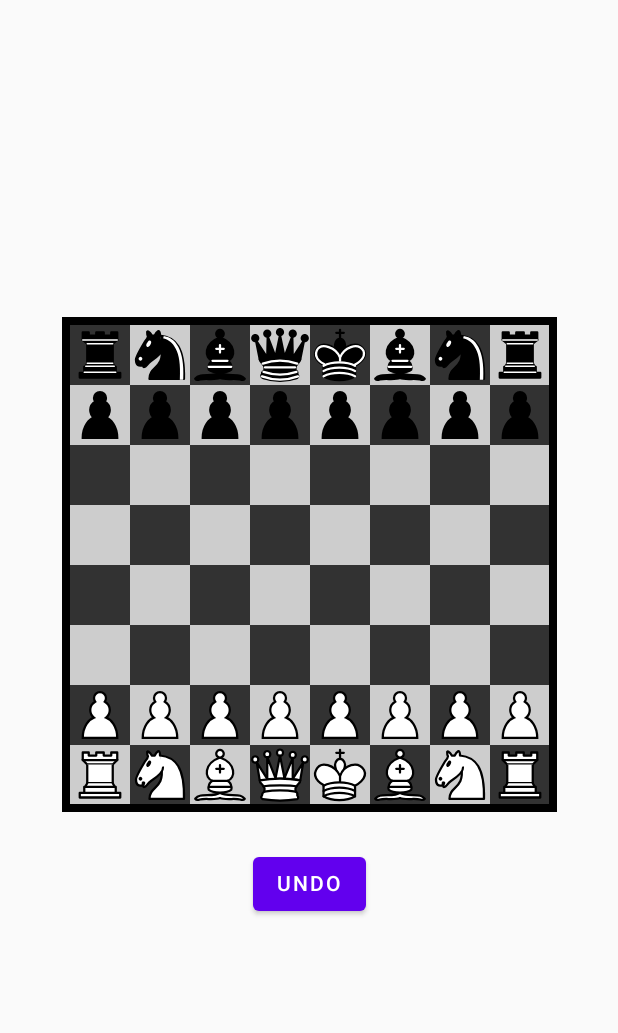
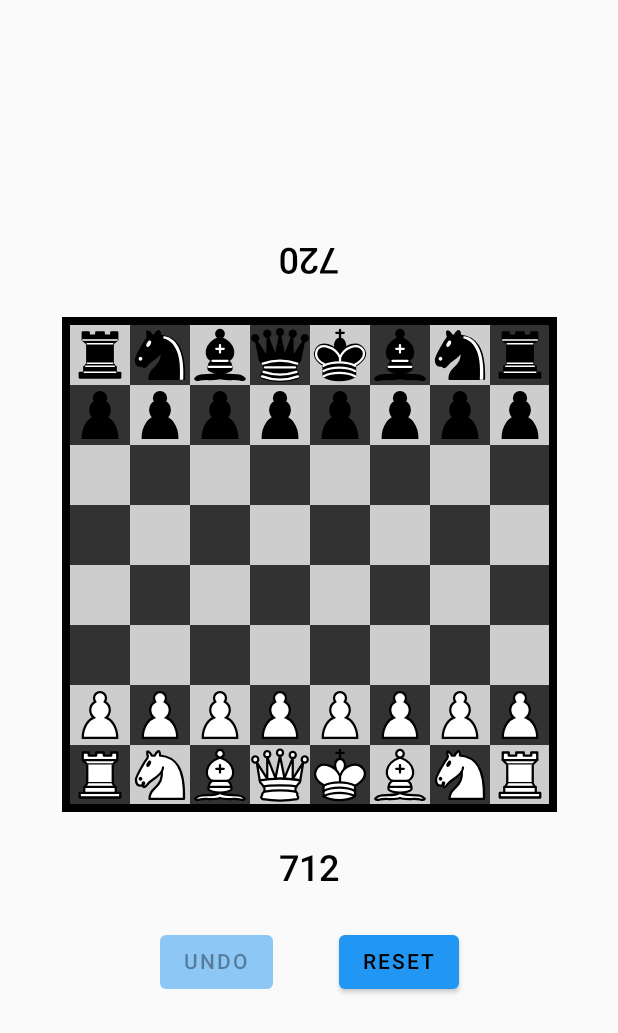
Before and after one commit to Vigneswar-A/ChessGame, an Android app built with Jetpack Compose: the screen it shows after launch (MainActivity), on a phone screen of 412 x 824 dp. Shown: the top 1033 px of the screen. Run offline under Robolectric (Android 15) with nearby library versions, the phone set to English and light mode, and no system bars.

Commit message:
chess app

```diff
--- a/app/src/main/java/com/game/chessgame/MainActivity.kt
+++ b/app/src/main/java/com/game/chessgame/MainActivity.kt
@@ -5,6 +5,7 @@ import androidx.activity.ComponentActivity
 import androidx.activity.compose.setContent
 import com.game.chessgame.ui.theme.BoardViewModel
 import com.game.chessgame.ui.theme.GameScreen
+import com.game.chessgame.ui.theme.MainMenu
 
 val model = BoardViewModel()
 
--- a/app/src/main/java/com/game/chessgame/ui/theme/BoardScreen.kt
+++ b/app/src/main/java/com/game/chessgame/ui/theme/BoardScreen.kt
@@ -50,7 +50,7 @@ fun BoardBackground(viewModel: BoardViewModel) {
                 for (j in 0..7) {
                     Box(modifier = Modifier
                         .size((BOARD_SIZE / 8).dp)
-                        .background(if ((i + j) % 2 == 0) chessBlack else chessWhite)
+                        .background(if ((i + j) % 2 == 1) chessBlack else chessWhite)
                         .clickable { viewModel.onCellClicked(i, j) }
                     )
                     }
@@ -69,6 +69,10 @@ fun ValidMoves(viewModel: BoardViewModel){
         ){
             drawCircle(
                 color = chessValid,
+                radius = 6.dp.toPx(),
+            )
+            drawCircle(
+                color = chessValidInner,
                 radius = 4.dp.toPx(),
             )
         }
--- a/app/src/main/java/com/game/chessgame/ui/theme/BoardUiState.kt
+++ b/app/src/main/java/com/game/chessgame/ui/theme/BoardUiState.kt
@@ -1,5 +1,5 @@
 package com.game.chessgame.ui.theme
 
 data class BoardUiState(
-    val validPos: HashSet<Pair<Int, Int>>
+    val validPos: HashSet<Pair<Int, Int>>,
 )
--- a/app/src/main/java/com/game/chessgame/ui/theme/BoardViewModel.kt
+++ b/app/src/main/java/com/game/chessgame/ui/theme/BoardViewModel.kt
@@ -1,9 +1,14 @@
 package com.game.chessgame.ui.theme
+import androidx.compose.runtime.getValue
+import androidx.compose.runtime.mutableStateOf
+import androidx.compose.runtime.setValue
+import androidx.compose.ui.platform.AndroidUiDispatcher
 import androidx.lifecycle.ViewModel
 import com.game.chessgame.data.Piece
 import com.game.chessgame.data.PieceColor
 import com.game.chessgame.data.PieceSelection
 import com.game.chessgame.data.Pieces
+import kotlinx.coroutines.*
 import kotlinx.coroutines.flow.MutableStateFlow
 import kotlinx.coroutines.flow.asStateFlow
 import kotlinx.coroutines.flow.update
@@ -78,10 +83,17 @@ class BoardViewModel : ViewModel() {
     private val _uiState = MutableStateFlow(BoardUiState(hashSetOf()))
     val uiState = _uiState.asStateFlow()
     private val vulnerable = mutableListOf<Piece>()
-    private var currentPlayer: PieceColor = PieceColor.WHITE
+    private var currentPlayer by mutableStateOf(PieceColor.WHITE)
     private val valid = hashSetOf<Pair<Int, Int>>()
-    private var gameOver = false
+    private var gameOver by mutableStateOf(false)
     private val stack = mutableListOf<GameState>()
+    var totalTime by mutableStateOf(12f)
+    var undoEnabled by mutableStateOf(false)
+    var whiteTime by mutableStateOf(0)
+    var blackTime by mutableStateOf(0)
+    private val timerScope = CoroutineScope(AndroidUiDispatcher.Main)
+    private val initialState = getState()
+    private var timerJob: Job? = null
 
     init {
         reset()
@@ -103,13 +115,59 @@ class BoardViewModel : ViewModel() {
         )
     }
 
-    private fun reset() {
-        pieces = initialArrangement.toMutableList()
+    private suspend fun timer(){
+        delay(1000)
+        while(!gameOver) {
+            if (currentPlayer == PieceColor.WHITE)
+                whiteTime--
+            else
+                blackTime--
+            if (whiteTime <= 0 || blackTime <= 0) {
+                gameOver = true
+                if (whiteTime <= 0){
+                    for (piece in pieces)
+                        if (piece.piece == Pieces.KING && piece.color == PieceColor.WHITE)
+                            piece.selection = PieceSelection.VULNERABLE
+                }
+                else {
+                    for (piece in pieces)
+                        if (piece.piece == Pieces.KING && piece.color == PieceColor.BLACK)
+                            piece.selection = PieceSelection.VULNERABLE
+                }
+            }
+            delay(1000)
+        }
+    }
+
+    fun reset() {
+        timerJob?.cancel()
+        gameOver = false
+        val gameState = initialState.copy()
+        val state = gameState.piecesState
+        SpecialMoveManager.whiteKingMoved = gameState.whiteKingMoved
+        SpecialMoveManager.whiteLeftRookMoved = gameState.whiteLeftRookMoved
+        SpecialMoveManager.whiteRightRookMoved = gameState.whiteRightRookMoved
+        SpecialMoveManager.blackKingMoved = gameState.blackKingMoved
+        SpecialMoveManager.blackRightRookMoved= gameState.blackLeftRookMoved
+        SpecialMoveManager.blackLeftRookMoved= gameState.blackRightRookMoved
+        piecePos.clear()
         for(piece in pieces){
-            piecePos[piece.pos] = piece
+            val pieceState = state[piece]
+            piece.piece = pieceState!!.piece
+            piece.pos = pieceState.pos
+            piece.isDead = pieceState.isDead
+            if(!piece.isDead)  piecePos[piece.pos] = piece
+            piece.selection = PieceSelection.UNSELECTED
         }
         currentPlayer = PieceColor.WHITE
-        gameOver = false
+        vulnerable.clear()
+        updateValid()
+        whiteTime = totalTime.toInt()*60
+        blackTime = totalTime.toInt()*60
+
+        timerJob = timerScope.launch{
+            timer()
+        }
     }
 
     fun undo(){
@@ -129,13 +187,16 @@ class BoardViewModel : ViewModel() {
             piece.piece = pieceState!!.piece
             piece.pos = pieceState.pos
             piece.isDead = pieceState.isDead
-            piecePos[piece.pos] = piece
+            if(!piece.isDead)  piecePos[piece.pos] = piece
             piece.selection = PieceSelection.UNSELECTED
         }
         switchPlayer()
         vulnerable.clear()
         updateValid()
+        if(stack.isEmpty())
+            undoEnabled = false
     }
+
 
     private fun updateValid(validPos: HashSet<Pair<Int, Int>> = hashSetOf()){
         _uiState.update {currentState -> currentState.copy(validPos = validPos) }
@@ -401,6 +462,7 @@ class BoardViewModel : ViewModel() {
         else {
             if(uiState.value.validPos.contains(r to c)) {
                 stack.add(getState())
+                if (!undoEnabled) undoEnabled = true
                 piecePos[r to c]?.isDead = true
                 piecePos.remove(selected!!.pos)
 
@@ -443,12 +505,12 @@ class BoardViewModel : ViewModel() {
                         0 to 4 -> SpecialMoveManager.blackKingMoved = true
                     }
 
-
                 switchPlayer()
                 if(isCheckMate()) {
-                    for(piece in pieces){
-                        if(piece.piece == Pieces.KING && piece.color == currentPlayer){
-                            piece.selection = PieceSelection.VULNERABLE
+                    for(piece in pieces) {
+                        if (piece.piece == Pieces.KING && piece.color == currentPlayer) {
+                            piece.selection = if(isCheck()) PieceSelection.VULNERABLE
+                                                else PieceSelection.SELECTED
                             break
                         }
                     }
--- a/app/src/main/java/com/game/chessgame/ui/theme/Color.kt
+++ b/app/src/main/java/com/game/chessgame/ui/theme/Color.kt
@@ -4,5 +4,8 @@ import androidx.compose.ui.graphics.Color
 
 val chessBlack = Color(0xFF323232)
 val chessWhite = Color(0xFFCDCDCD)
-val chessValid = Color(0xFF00FF00)
+val chessValid = Color(0xFF969696)
+val chessValidInner = Color(0xFF646464)
 val boardBorder = Color(0xFF000000)
+val buttonBackGround = Color(0xFF2196F3)
+val buttonDisabledBackGround = Color(0x802196F3)
--- a/app/src/main/java/com/game/chessgame/ui/theme/GameScreen.kt
+++ b/app/src/main/java/com/game/chessgame/ui/theme/GameScreen.kt
@@ -3,13 +3,29 @@ package com.game.chessgame.ui.theme
 
 import androidx.compose.foundation.layout.*
 import androidx.compose.material.Button
+import androidx.compose.material.ButtonDefaults
 
 import androidx.compose.material.Text
-import androidx.compose.runtime.Composable
+import androidx.compose.runtime.*
 import androidx.compose.ui.Alignment
 import androidx.compose.ui.Modifier
+import androidx.compose.ui.draw.rotate
+import androidx.compose.ui.platform.AndroidUiDispatcher
 import androidx.compose.ui.unit.dp
+import androidx.compose.ui.unit.sp
+import com.game.chessgame.data.PieceColor
+import kotlinx.coroutines.CoroutineScope
+import kotlinx.coroutines.delay
+import kotlinx.coroutines.launch
 
+
+var undoEnabled by mutableStateOf(true)
+suspend fun timeOut(){
+    delay(1000)
+    undoEnabled = true
+}
+
+val scope = CoroutineScope(AndroidUiDispatcher.Main)
 
 @Composable
 fun GameScreen(viewModel: BoardViewModel){
@@ -17,10 +33,46 @@ fun GameScreen(viewModel: BoardViewModel){
         verticalArrangement = Arrangement.Center,
         horizontalAlignment = Alignment.CenterHorizontally
     ) {
+        Text(
+            modifier = Modifier.rotate(180f),
+            text = "${viewModel.blackTime}",
+            style = Typography.button
+        )
+        Spacer(modifier = Modifier.height(24.dp))
         Board(viewModel)
         Spacer(modifier = Modifier.height(24.dp))
-        Button(onClick = {viewModel.undo()}){
-            Text(text="UNDO")
+        Text(
+            text = "${viewModel.whiteTime}",
+            style = Typography.button
+        )
+        Spacer(modifier = Modifier.height(24.dp))
+        Row() {
+            Button(
+                onClick = {
+                    undoEnabled = false
+                    scope.launch {
+                        timeOut()
+                    }
+                    viewModel.undo()
+                },
+                enabled = viewModel.undoEnabled and undoEnabled,
+                colors = ButtonDefaults.buttonColors(
+                    backgroundColor = buttonBackGround,
+                    disabledBackgroundColor = buttonDisabledBackGround
+                )
+            ) {
+                Text(text = "UNDO")
+            }
+            Spacer(modifier = Modifier.width(44.dp))
+            Button(
+                onClick = {viewModel.reset()},
+                colors = ButtonDefaults.buttonColors(
+                    backgroundColor = buttonBackGround,
+                    disabledBackgroundColor = buttonDisabledBackGround
+                )
+            ) {
+                Text(text = "RESET")
+            }
         }
     }
 }
--- a/app/src/main/java/com/game/chessgame/ui/theme/Type.kt
+++ b/app/src/main/java/com/game/chessgame/ui/theme/Type.kt
@@ -12,13 +12,13 @@ val Typography = Typography(
         fontFamily = FontFamily.Default,
         fontWeight = FontWeight.Normal,
         fontSize = 16.sp
-    )
-    /* Other default text styles to override
+    ),
     button = TextStyle(
         fontFamily = FontFamily.Default,
         fontWeight = FontWeight.W500,
-        fontSize = 14.sp
-    ),
+        fontSize = 24.sp
+    )
+/*
     caption = TextStyle(
         fontFamily = FontFamily.Default,
         fontWeight = FontWeight.Normal,
```
Also changed, not shown: app/src/main/java/com/game/chessgame/ui/theme/MainMenu.kt (added, +63 -0 lines).
